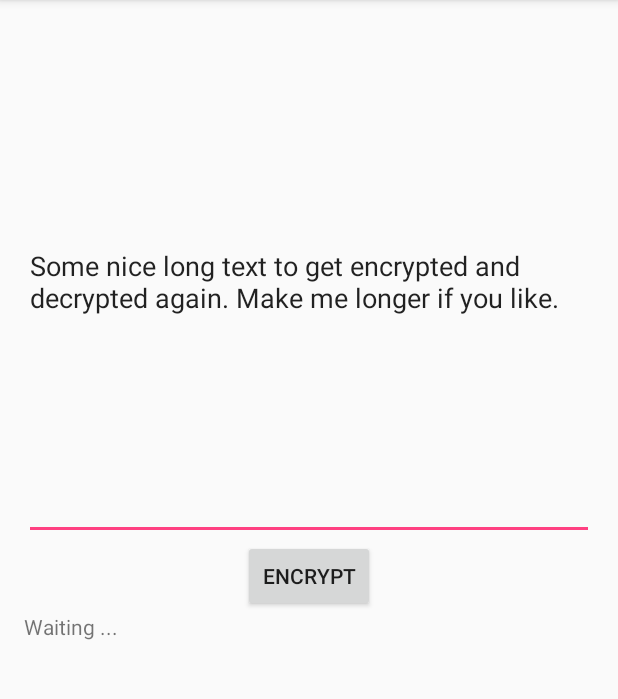
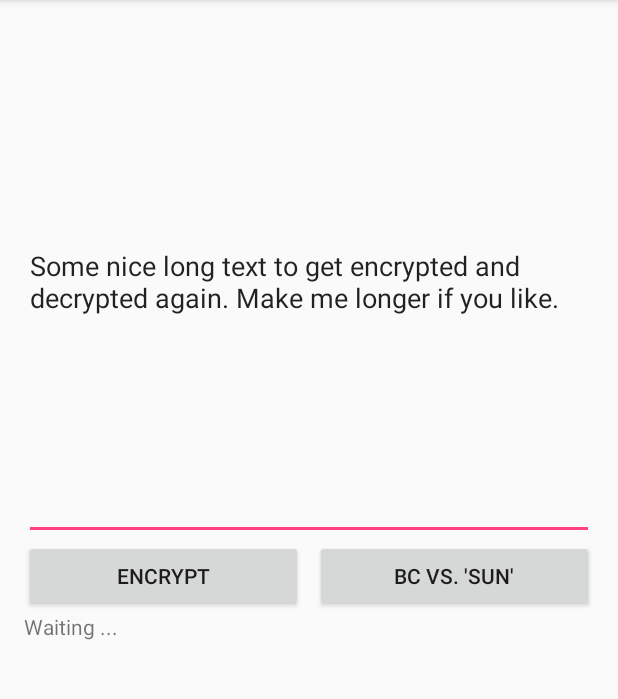
Before and after one commit to sterlp/training, an Android app: the screen it shows after launch (MainActivity), on a phone screen of 412 x 824 dp, the part 84-783 px from its top. Run offline under Robolectric (Android 15) with nearby library versions, the phone set to English and light mode, and no system bars; libraries missing offline, so code that uses them is left out: org.spongycastle.crypto.

Commit message:
extended example to use BC and be compatible with Android / Java build in AES/GCM encryption

```diff
--- a/android/AesGcm/app/src/main/res/layout/activity_main.xml
+++ b/android/AesGcm/app/src/main/res/layout/activity_main.xml
@@ -9,13 +9,31 @@
     android:paddingTop="@dimen/activity_vertical_margin"
     tools:context="org.sterl.aesgcm.MainActivity">
 
+    <View
+        android:layout_width="8dp"
+        android:layout_height="0dp"
+        android:id="@+id/center"
+        android:layout_centerVertical="true"
+        android:layout_centerHorizontal="true" />
+
     <Button
         android:layout_width="wrap_content"
         android:layout_height="wrap_content"
         android:text="Encrypt"
         android:id="@+id/cmdEncrypt"
+        android:layout_toLeftOf="@+id/center"
         android:layout_centerVertical="true"
-        android:layout_centerHorizontal="true" />
+        android:layout_alignParentStart="true" />
+
+    <Button
+        android:layout_width="wrap_content"
+        android:layout_height="wrap_content"
+        android:enabled="false"
+        android:text="BC vs. 'Sun'"
+        android:id="@+id/cmdBuildInVsBouncycastle"
+        android:layout_toRightOf="@+id/center"
+        android:layout_centerVertical="true"
+        android:layout_alignParentEnd="true" />
 
     <TextView
         android:layout_width="wrap_content"
```
Also changed, not shown: android/AesGcm/app/src/main/java/org/sterl/aesgcm/GcmCipherUtil.java (added, +144 -0 lines), android/AesGcm/app/src/main/java/org/sterl/aesgcm/MainActivity.java (+91 -63 lines).
